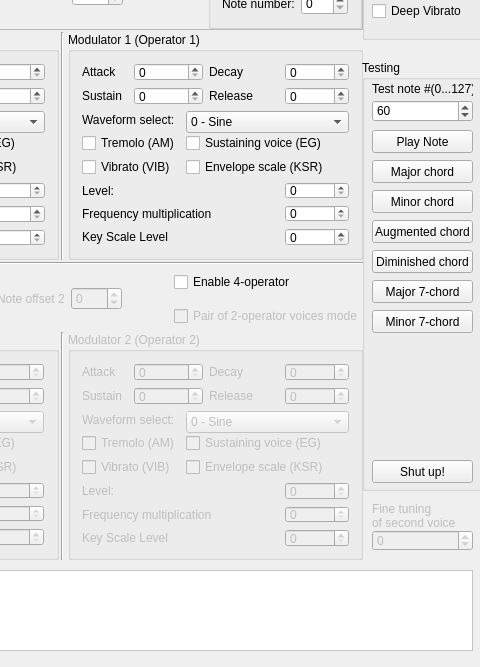
This is bank_editor.ui in Wohlstand/OPL3BankEditor as Qt 5 draws it before an edit; both pictures show x 478 to 958 and y 109 to 776 of the 958 by 776 pixel window. The edited form follows.
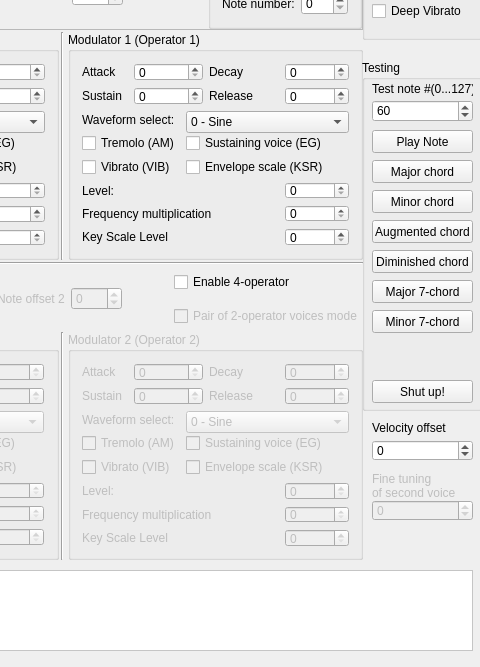
This is the edited form. Icons and pictures are not drawn. Custom widgets are drawn as their Qt base class.

Commit message: Added support for Build Engine Timbre bank file format

```diff
--- a/bank_editor.ui
+++ b/bank_editor.ui
@@ -1659,7 +1659,7 @@
       <x>840</x>
       <y>150</y>
       <width>121</width>
-      <height>431</height>
+      <height>351</height>
      </rect>
     </property>
     <property name="title">
@@ -1814,7 +1814,7 @@
      <property name="geometry">
       <rect>
        <x>10</x>
-       <y>400</y>
+       <y>320</y>
        <width>101</width>
        <height>23</height>
       </rect>
@@ -1939,9 +1939,9 @@
     <property name="geometry">
      <rect>
       <x>840</x>
-      <y>590</y>
+      <y>500</y>
       <width>121</width>
-      <height>61</height>
+      <height>151</height>
      </rect>
     </property>
     <property name="frameShape">
@@ -1960,7 +1960,7 @@
      <property name="geometry">
       <rect>
        <x>10</x>
-       <y>0</y>
+       <y>60</y>
        <width>101</width>
        <height>31</height>
       </rect>
@@ -1980,6 +1980,41 @@
      <property name="geometry">
       <rect>
        <x>10</x>
+       <y>90</y>
+       <width>101</width>
+       <height>21</height>
+      </rect>
+     </property>
+     <property name="toolTip">
+      <string>&lt;html&gt;&lt;head/&gt;&lt;body&gt;&lt;p&gt;Detune second voice pitch&lt;br/&gt;(0 is don't detune.&lt;br/&gt;Range from -127 to 127)&lt;/p&gt;&lt;p&gt;&lt;span style=&quot; text-decoration: underline;&quot;&gt;Pair of 2-operator voices mode only&lt;/span&gt;&lt;/p&gt;&lt;/body&gt;&lt;/html&gt;</string>
+     </property>
+     <property name="minimum">
+      <number>-127</number>
+     </property>
+     <property name="maximum">
+      <number>127</number>
+     </property>
+    </widget>
+    <widget class="QLabel" name="label_39">
+     <property name="geometry">
+      <rect>
+       <x>10</x>
+       <y>10</y>
+       <width>101</width>
+       <height>16</height>
+      </rect>
+     </property>
+     <property name="toolTip">
+      <string>&lt;html&gt;&lt;head/&gt;&lt;body&gt;&lt;p&gt;&lt;span style=&quot; font-weight:600;&quot;&gt;Note velocity offset&lt;/span&gt;&lt;/p&gt;&lt;p&gt;Offcets MIDI velocity (range from -127 to 127)&lt;/p&gt;&lt;/body&gt;&lt;/html&gt;</string>
+     </property>
+     <property name="text">
+      <string>Velocity offset</string>
+     </property>
+    </widget>
+    <widget class="QSpinBox" name="velocityOffset">
+     <property name="geometry">
+      <rect>
+       <x>10</x>
        <y>30</y>
        <width>101</width>
        <height>21</height>
```
Left out of the diff: 2 changed lines with no effect on the pictures. The commit also changes 10 other files.
